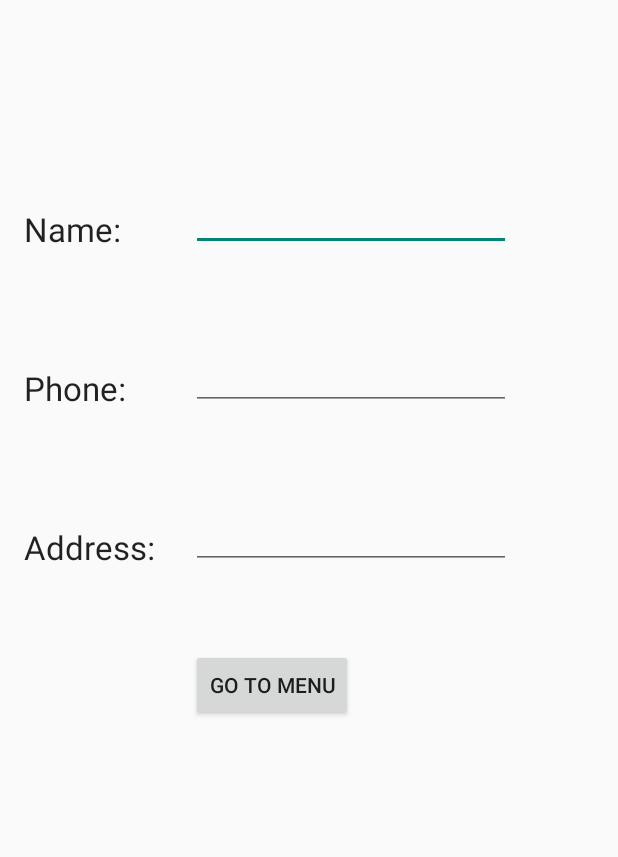
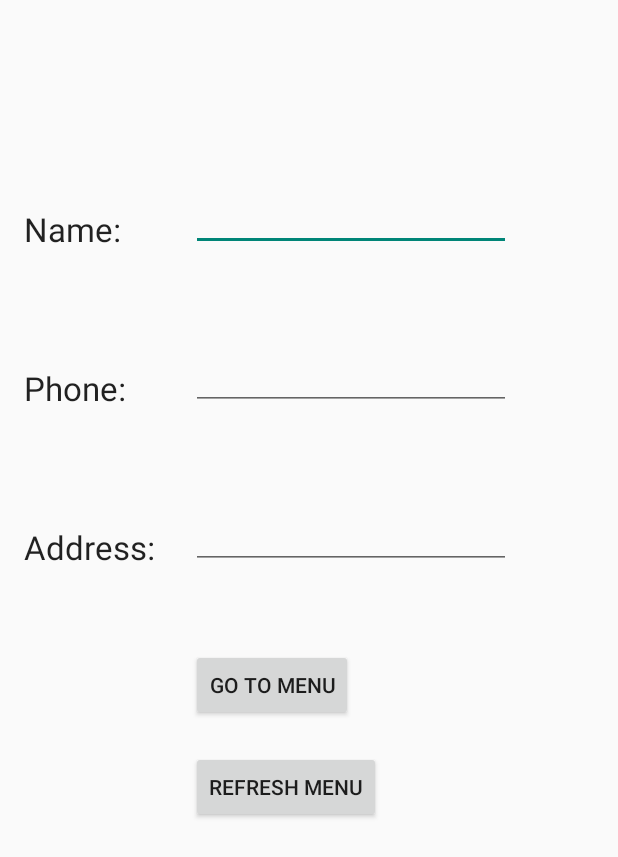
Before and after one commit to grayfore/ChoppingBoard, an Android app: the CusCreateScreen screen opened directly, with no data from a screen before it, on a phone screen of 412 x 824 dp. Shown: the top 857 px of the screen. Run offline under Robolectric (Android 15) with nearby library versions, the phone set to English and light mode, and no system bars.

Commit message:
database, notification, and menu extras changes

```diff
--- a/app/src/main/java/com/choppingboard/v1/MenuExpand.java
+++ b/app/src/main/java/com/choppingboard/v1/MenuExpand.java
@@ -39,11 +39,13 @@ public class MenuExpand extends Activity {
         ArrayList<JSONObject> list = db.getMatMenu(thing);
 
         Log.v("lambo", "outside");
+        Log.v("lambo", ""+db.getMatCount());
         for(JSONObject o: list){
             try{
                 Log.v("lambo", "IN here");
                 TableRow row = (TableRow) LayoutInflater.from(this).inflate(R.layout.attrib_row, null);
-                ((TextView) row.findViewById(R.id.attrib_name)).setText(o.getString("link"));
+                ((TextView) row.findViewById(R.id.attrib_name)).setText(o.getString("name"));
+                ((TextView) row.findViewById(R.id.attrib_value)).setText("$" + o.getString("price"));
                 table.addView(row);
             }catch (JSONException e){
                 e.printStackTrace();
--- a/app/src/main/res/layout/activity_cus_create_screen.xml
+++ b/app/src/main/res/layout/activity_cus_create_screen.xml
@@ -90,5 +90,14 @@
         android:layout_alignStart="@+id/addressEdit"
         android:layout_marginTop="53dp"
         android:onClick="MenuButton"/>
+    <Button
+        android:layout_width="wrap_content"
+        android:layout_height="wrap_content"
+        android:layout_below="@+id/MenuButton"
+        android:layout_alignStart="@+id/MenuButton"
+        android:layout_marginTop="20dp"
+        android:text="Refresh Menu"
+        android:onClick="getMenu"
+        />
 
 </RelativeLayout>
--- a/app/src/main/res/layout/activity_res_menu.xml
+++ b/app/src/main/res/layout/activity_res_menu.xml
@@ -14,4 +14,5 @@
         android:layout_height="match_parent"
         android:layout_width="match_parent"/>
 
+
 </LinearLayout>
```
Also changed, not shown: app/src/main/java/com/choppingboard/v1/CusCreateScreen.java (+23 -0 lines), app/src/main/java/com/choppingboard/v1/DatabaseHandler.java (+9 -1 lines), app/src/main/java/com/choppingboard/v1/GCMNotificationIntentService.java (+10 -8 lines), 2 other files.
